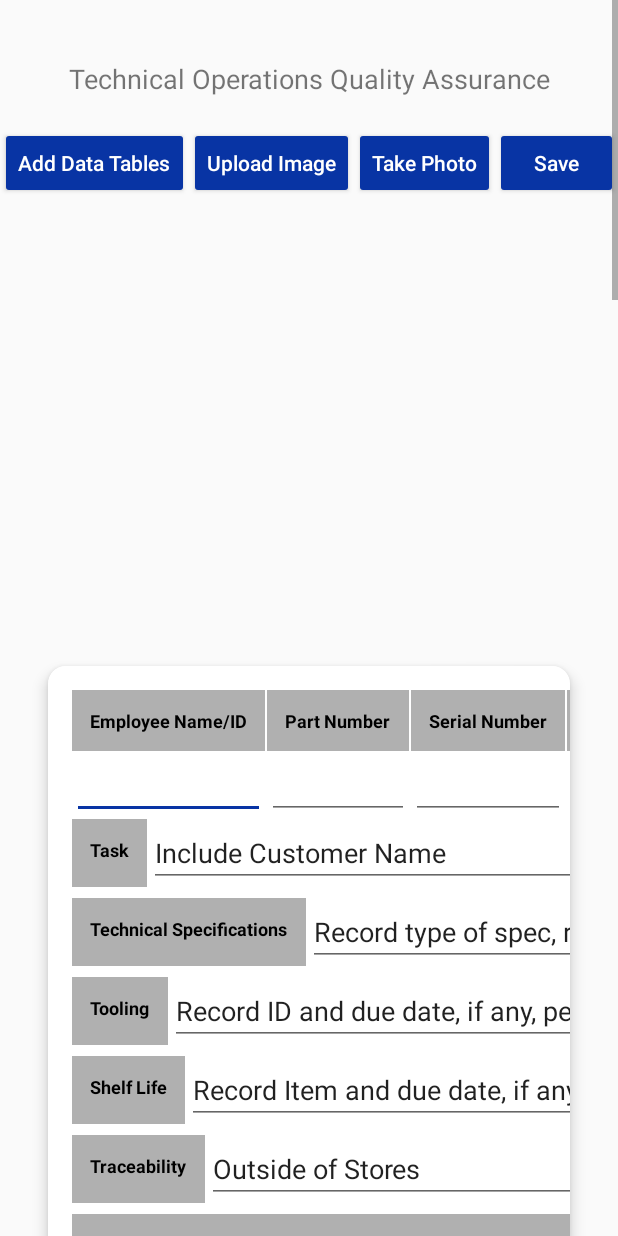
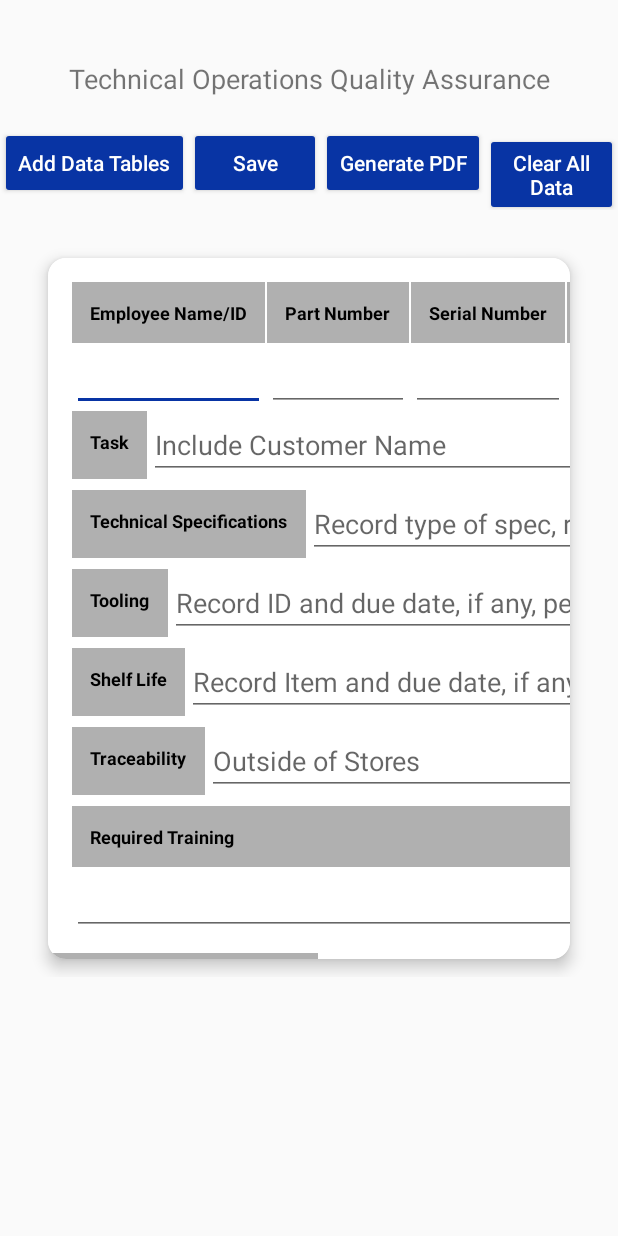
Before and after one commit to lizstevens/United-Airlines-Quality-Assurance, an Android app: the InProcessActivity screen opened directly, with no data from a screen before it, on a phone screen of 412 x 824 dp. Run offline under Robolectric (Android 15) with nearby library versions, the light colour scheme and no system bars; our stand-ins replace Firebase (no records; nobody signed in at launch, a user with empty details on screens opened directly).

Commit message:
Able to use real time database to save in process

```diff
--- a/app/build.gradle
+++ b/app/build.gradle
@@ -1,4 +1,5 @@
 apply plugin: 'com.android.application'
+apply plugin: 'com.google.gms.google-services'
 
 android {
     compileSdkVersion 30
@@ -27,11 +28,14 @@ dependencies {
     implementation 'androidx.appcompat:appcompat:1.3.1'
     implementation 'androidx.constraintlayout:constraintlayout:2.1.0'
     implementation 'com.google.android.material:material:1.2.1'
+    implementation 'com.google.firebase:firebase-database:16.0.4'
     testImplementation 'junit:junit:4.12'
     androidTestImplementation 'androidx.test.ext:junit:1.1.3'
     androidTestImplementation 'androidx.test.espresso:espresso-core:3.4.0'
     implementation "androidx.cardview:cardview:1.0.0"
     implementation "com.google.android.material:material:1.2.1"
+    implementation platform('com.google.firebase:firebase-bom:28.4.2')
+    implementation 'com.google.firebase:firebase-analytics'
 
 }
 
--- a/app/src/main/AndroidManifest.xml
+++ b/app/src/main/AndroidManifest.xml
@@ -4,6 +4,7 @@
 
     <uses-permission android:name="android.permission.WRITE_EXTERNAL_STORAGE" /> <!-- <uses-permission android:name="android.permission.WRITE_MEDIA_STORAGE"/> -->
     <uses-permission android:name="android.permission.MANAGE_EXTERNAL_STORAGE" />
+    <uses-permission android:name="android.permission.READ_EXTERNAL_STORAGE" />
 
     <application
         android:allowBackup="true"
@@ -13,6 +14,7 @@
         android:roundIcon="@mipmap/ic_launcher_round"
         android:supportsRtl="true"
         android:theme="@style/AppTheme">
+        <activity android:name=".TabularDataActivity"></activity>
         <activity android:name=".InProcessActivity"></activity>
         <activity android:name=".MainActivity">
             <intent-filter>
--- a/app/src/main/java/edu/msu/steve702/ua_quality_assurance_platform/InProcessActivity.java
+++ b/app/src/main/java/edu/msu/steve702/ua_quality_assurance_platform/InProcessActivity.java
@@ -1,5 +1,6 @@
 package edu.msu.steve702.ua_quality_assurance_platform;
 
+import androidx.annotation.NonNull;
 import androidx.appcompat.app.AppCompatActivity;
 
 import android.Manifest;
@@ -15,39 +16,63 @@ import android.view.View;
 import android.widget.Button;
 import android.widget.EditText;
 import android.widget.Toast;
+import android.widget.TextView;
 
 import androidx.core.app.ActivityCompat;
 import androidx.core.content.ContextCompat;
 
+import com.google.firebase.database.DataSnapshot;
+import com.google.firebase.database.DatabaseError;
+import com.google.firebase.database.DatabaseReference;
+import com.google.firebase.database.FirebaseDatabase;
+import com.google.firebase.database.ValueEventListener;
+
 import java.io.File;
 import java.io.FileOutputStream;
 import java.io.IOException;
+import java.text.SimpleDateFormat;
 
 
 public class InProcessActivity extends AppCompatActivity {
 
-    private Button createButton, addTableButton;
-    private EditText name, partNum;
-    private File file;
+    FirebaseDatabase database = FirebaseDatabase.getInstance();
+    DatabaseReference myRef = database.getReference("in-process");
+
+    private Button saveButton, generatePDFButton, addTableButton;
+    DataObject dataObject = new DataObject();
+    private EditText employeeNameEdit , partNumberEdit , serialNumberEdit ,nomenclatureEdit ,taskEdit;
+    private EditText techSpecificationsEdit , toolingEdit , shelfLifeEdit, traceEdit, reqTrainingEdit, trainingDateEdit;
+    long auditNumber = 0;
+    Button clearButton;
+
+
 
     @Override
     protected void onCreate(Bundle savedInstanceState) {
         super.onCreate(savedInstanceState);
         setContentView(R.layout.activity_in_process);
 
+        callFindViewId();
 
-        // button to generate PDF
-        createButton = findViewById(R.id.generate_pdf_btn);
+        callSaveOnClickListener();
 
-        // button to add table
-        addTableButton = findViewById(R.id.add_data_table_btn);
+        myRef.addValueEventListener(new ValueEventListener() {
+            @Override
+            public void onDataChange(@NonNull DataSnapshot snapshot) {
+                auditNumber = snapshot.getChildrenCount();
+            }
+
+            @Override
+            public void onCancelled(@NonNull DatabaseError error) {
+
+            }
+        });
 
         // request permissions
         ActivityCompat.requestPermissions(this, new String[]{
                 Manifest.permission.WRITE_EXTERNAL_STORAGE}, PackageManager.PERMISSION_GRANTED);
 
         createPdf();
-
 
         addTableButton.setOnClickListener(new View.OnClickListener() {
             @Override
@@ -56,15 +81,113 @@ public class InProcessActivity extends AppCompatActivity {
 
             }
         });
+
+        clearData();
+
     }
 
+
+    // this function allows the user to clear all the data when they want to start another in-process sheet
+    private void clearData() {
+        clearButton.setOnClickListener(new View.OnClickListener() {
+            @Override
+            public void onClick(View view) {
+                employeeNameEdit.getText().clear();
+                partNumberEdit.getText().clear();
+                serialNumberEdit.getText().clear();
+                nomenclatureEdit.getText().clear();
+                taskEdit.getText().clear();
+                techSpecificationsEdit.getText().clear();
+                toolingEdit.getText().clear();
+                shelfLifeEdit.getText().clear();
+                traceEdit.getText().clear();
+                reqTrainingEdit.getText().clear();
+                trainingDateEdit.getText().clear();
+            }
+        });
+    }
+
+    // this function sets all the data objects
+    private void callSaveOnClickListener() {
+        saveButton.setOnClickListener(new View.OnClickListener() {
+            @Override
+            public void onClick(View view) {
+                dataObject.auditNumber = auditNumber + 1;
+                dataObject.employeeNameObj = String.valueOf(employeeNameEdit.getText());
+                dataObject.partNumberObj = String.valueOf(partNumberEdit.getText());
+                dataObject.serialNumberObj = String.valueOf(serialNumberEdit.getText());
+                dataObject.nomenclatureObj = String.valueOf(nomenclatureEdit.getText());
+                dataObject.taskObj = String.valueOf(taskEdit.getText());
+                dataObject.techSpecificationsObj = String.valueOf(techSpecificationsEdit.getText());
+                dataObject.toolingObj = String.valueOf(toolingEdit.getText());
+                dataObject.shelfLifeObj = String.valueOf(shelfLifeEdit.getText());
+                dataObject.traceObj = String.valueOf(traceEdit.getText());
+                dataObject.reqTrainingObj = String.valueOf(reqTrainingEdit.getText());
+                dataObject.trainingDateObj = String.valueOf(trainingDateEdit.getText());
+
+                // adds one to every in process sheet made
+                myRef.child(String.valueOf(auditNumber + 1)).setValue(dataObject);
+            }
+        });
+    }
+
+    // this function calls all the ids
+    private void callFindViewId() {
+        // button to generate PDF
+        generatePDFButton = findViewById(R.id.generate_pdf_btn);
+
+        // save button
+        saveButton = findViewById(R.id.save_btn);
+
+        // edit text name
+        employeeNameEdit = findViewById(R.id.empNameText);
+
+        // edit text part number
+        partNumberEdit  = findViewById(R.id.partNumText);
+
+        // edit text serial number
+        serialNumberEdit  = findViewById(R.id.serialNumText);
+
+        // edit text nomenclature
+        nomenclatureEdit  = findViewById(R.id.nomenText);
+
+        // edit text task
+        taskEdit  = findViewById(R.id.taskText);
+
+        // edit text techSpecifications
+        techSpecificationsEdit  = findViewById(R.id.techSpecText);
+
+        // edit text tooling
+        toolingEdit  = findViewById(R.id.toolingText);
+
+        // edit text shelfLife
+        shelfLifeEdit  = findViewById(R.id.shelfLifeText);
+
+        // edit text traceability
+        traceEdit  = findViewById(R.id.traceText);
+
+        // edit text reqTraining
+        reqTrainingEdit  = findViewById(R.id.reqTrainingText);
+
+        // edit text trainingDate
+        trainingDateEdit  = findViewById(R.id.dateText);
+
+        // button to add table
+        addTableButton = findViewById(R.id.add_data_table_btn);
+
+        // button to clear data
+        clearButton =  findViewById(R.id.clear_data);
+    }
+
+    // this function allows the in process activity to call the tabular activity
     public void insertTabularDataActivity() {
         Intent intent = new Intent(InProcessActivity.this, TabularDataActivity.class);
         startActivity(intent);
     }
 
+    // this function allows user to create a pdf
     private void createPdf() {
-        createButton.setOnClickListener(new View.OnClickListener() {
+        generatePDFButton.setOnClickListener(new View.OnClickListener() {
                 @Override
                 public void onClick(View view) {
                     PdfDocument myPdfDocument = new PdfDocument();
@@ -75,11 +198,10 @@ public class InProcessActivity extends AppCompatActivity {
                     Canvas canvas = myPage.getCanvas();
 
                     canvas.drawText("Technical Operations Quality Assurance", 40, 50, myPaint);
+
                     myPdfDocument.finishPage(myPage);
 
-                    file = new File(getExternalFilesDir("/"), "temp2.pdf");
-//                    String path = Environment.getExternalStorageDirectory().getPath();
-//                    File file = new File(path, "/temp2.pdf");
+                    File file = new File(getExternalFilesDir("/"), "temp2.pdf");
 
                     try {
                         myPdfDocument.writeTo(new FileOutputStream(file));
--- a/app/src/main/res/layout/activity_in_process.xml
+++ b/app/src/main/res/layout/activity_in_process.xml
@@ -46,6 +46,7 @@
                 android:backgroundTint="@color/UnitedBlue"
                 android:text="@string/upload_image"
                 android:textAllCaps="false"
+                android:visibility="gone"
                 android:textColor="#FFFFFF" />
 
             <Button
@@ -54,6 +55,7 @@
                 android:layout_height="wrap_content"
                 android:backgroundTint="@color/UnitedBlue"
                 android:text="@string/take_photo"
+                android:visibility="gone"
                 android:textAllCaps="false"
                 android:textColor="#FFFFFF" />
 
@@ -71,7 +73,16 @@
                 android:layout_width="wrap_content"
                 android:layout_height="wrap_content"
                 android:backgroundTint="@color/UnitedBlue"
-                android:text="@string/save_amp_generate_pdf"
+                android:text="@string/generate_pdf"
+                android:textAllCaps="false"
+                android:textColor="#FFFFFF" />
+
+            <Button
+                android:id="@+id/clear_data"
+                android:layout_width="wrap_content"
+                android:layout_height="wrap_content"
+                android:backgroundTint="@color/UnitedBlue"
+                android:text="@string/clear_all_data"
                 android:textAllCaps="false"
                 android:textColor="#FFFFFF" />
 
@@ -240,7 +251,7 @@
                                     android:id="@+id/taskText"
                                     android:layout_width="match_parent"
                                     android:layout_height="match_parent"
-                                    android:text="@string/include_custName" />
+                                    android:hint="@string/include_custName" />
                             </TableRow>
                         </TableLayout>
 
@@ -270,10 +281,10 @@
                                     android:textStyle="bold" />
 
                                 <EditText
-
-                                    android:layout_width="match_parent"
-                                    android:layout_height="match_parent"
-                                    android:text="@string/include_tech_specs" />
+                                    android:id="@+id/techSpecText"
+                                    android:layout_width="match_parent"
+                                    android:layout_height="match_parent"
+                                    android:hint="@string/include_tech_specs" />
                             </TableRow>
                         </TableLayout>
 
@@ -302,10 +313,10 @@
                                     android:textStyle="bold" />
 
                                 <EditText
-
-                                    android:layout_width="match_parent"
-                                    android:layout_height="match_parent"
-                                    android:text="@string/include_tooling_specs" />
+                                    android:id="@+id/toolingText"
+                                    android:layout_width="match_parent"
+                                    android:layout_height="match_parent"
+                                    android:hint="@string/include_tooling_specs" />
                             </TableRow>
                         </TableLayout>
 
@@ -334,10 +345,10 @@
                                     android:textStyle="bold" />
 
                                 <EditText
-
-                                    android:layout_width="match_parent"
-                                    android:layout_height="match_parent"
-                                    android:text="@string/shelf_life_specs" />
+                                    android:id="@+id/shelfLifeText"
+                                    android:layout_width="match_parent"
+                                    android:layout_height="match_parent"
+                                    android:hint="@string/shelf_life_specs" />
                             </TableRow>
                         </TableLayout>
 
@@ -366,10 +377,10 @@
                                     android:textStyle="bold" />
 
                                 <EditText
-
-                                    android:layout_width="match_parent"
-                                    android:layout_height="match_parent"
-                                    android:text="@string/trace_specs" />
+                                    android:id="@+id/traceText"
+                                    android:layout_width="match_parent"
+                                    android:layout_height="match_parent"
+                                    android:hint="@string/trace_specs" />
                             </TableRow>
                         </TableLayout>
 
@@ -419,7 +430,7 @@
                                 android:layout_height="wrap_content">
 
                                 <EditText
-
+                                    android:id="@+id/reqTrainingText"
                                     android:layout_width="wrap_content"
                                     android:layout_height="wrap_content"
                                     android:layout_marginEnd="1dp"
@@ -427,6 +438,7 @@
 
 
                                 <EditText
+                                    android:id="@+id/dateText"
                                     android:layout_width="wrap_content"
                                     android:layout_height="wrap_content" />
                             </TableRow>
@@ -448,6 +460,7 @@
                 android:layout_columnWeight="1"
                 android:layout_margin="12dp"
                 app:cardCornerRadius="12dp"
+                android:visibility="gone"
                 app:cardElevation="6dp">
 
                 <HorizontalScrollView
@@ -782,6 +795,7 @@
                 android:layout_rowWeight="1"
                 android:layout_columnWeight="1"
                 android:layout_margin="12dp"
+                android:visibility="gone"
                 app:cardCornerRadius="12dp"
                 app:cardElevation="6dp">
 
@@ -1118,6 +1132,7 @@
             <androidx.cardview.widget.CardView
                 android:layout_width="wrap_content"
                 android:layout_height="wrap_content"
+                android:visibility="gone"
                 android:layout_rowWeight="1"
                 android:layout_columnWeight="1"
                 android:layout_margin="12dp"
@@ -1458,6 +1473,7 @@
                 android:layout_width="wrap_content"
                 android:layout_height="wrap_content"
                 android:layout_rowWeight="1"
+                android:visibility="gone"
                 android:layout_columnWeight="1"
                 android:layout_margin="12dp"
                 app:cardCornerRadius="12dp"
@@ -1792,6 +1808,7 @@
             <androidx.cardview.widget.CardView
                 android:layout_width="wrap_content"
                 android:layout_height="wrap_content"
+                android:visibility="gone"
                 android:layout_rowWeight="1"
                 android:layout_columnWeight="1"
                 android:layout_margin="12dp"
--- a/app/src/main/res/values/strings.xml
+++ b/app/src/main/res/values/strings.xml
@@ -67,5 +67,7 @@
     <string name="take_photo">Take Photo</string>
     <string name="save">Save</string>
     <string name="save_amp_generate_pdf"><![CDATA[Save & Generate PDF]]></string>
+    <string name="generate_pdf">Generate PDF</string>
+    <string name="clear_all_data">Clear All Data</string>
 
 </resources>
--- a/build.gradle
+++ b/build.gradle
@@ -6,6 +6,7 @@ buildscript {
     }
     dependencies {
         classpath "com.android.tools.build:gradle:4.0.1"
+        classpath 'com.google.gms:google-services:4.3.10'
 
         // NOTE: Do not place your application dependencies here; they belong
         // in the individual module build.gradle files
```
Also changed, not shown: app/src/main/java/edu/msu/steve702/ua_quality_assurance_platform/DataObject.java (added, +118 -0 lines).
